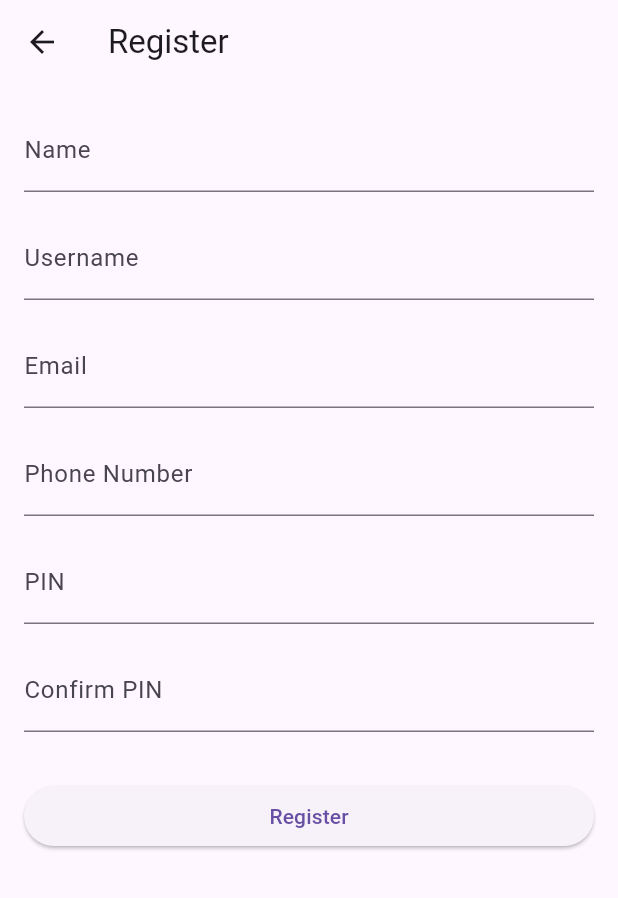
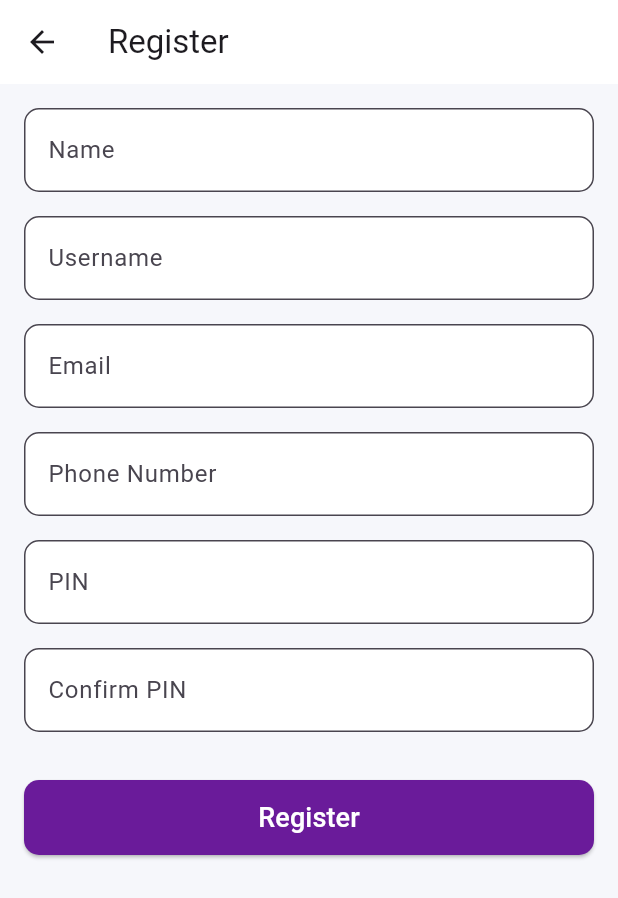
Before and after one commit to Aldiyunan07/wallet_apps, a Flutter app: the RegisterPage screen opened by its route, on a phone screen of 412 x 824 dp. Shown: the top 898 px of the screen. Run offline on Flutter 3.47's test engine with Material 3 defaults, Android fonts, the phone set to English and light mode, and no system bars; our stand-ins replace google_fonts, shared_preferences; accounts and stored records are empty.

Commit message:
Tampilan login dan register

```diff
--- a/lib/pages/auth/register.dart
+++ b/lib/pages/auth/register.dart
@@ -41,7 +41,8 @@ class _RegisterPageState extends State<RegisterPage> {
             'email': email,
             'phone_number': phoneNumber,
             'pin': pin,
-            'pin_confirmation': pinConfirmation, // Include pin_confirmation in the request
+            'pin_confirmation':
+                pinConfirmation, // Include pin_confirmation in the request
           },
         );
 
@@ -111,8 +112,10 @@ class _RegisterPageState extends State<RegisterPage> {
   @override
   Widget build(BuildContext context) {
     return Scaffold(
+      backgroundColor: Color(0xFFF6F7FB),
       appBar: AppBar(
         title: Text('Register'),
+        backgroundColor: Color.fromARGB(255, 255, 255, 255),
       ),
       body: Padding(
         padding: const EdgeInsets.all(16.0),
@@ -122,7 +125,14 @@ class _RegisterPageState extends State<RegisterPage> {
             children: <Widget>[
               TextFormField(
                 controller: _nameController,
-                decoration: InputDecoration(labelText: 'Name'),
+                decoration: InputDecoration(
+                  labelText: 'Name',
+                  border: OutlineInputBorder(
+                    borderRadius: BorderRadius.circular(10.0),
+                  ),
+                  filled: true,
+                  fillColor: Colors.white,
+                ),
                 validator: (value) {
                   if (value == null || value.isEmpty) {
                     return 'Please enter your name';
@@ -133,7 +143,14 @@ class _RegisterPageState extends State<RegisterPage> {
               SizedBox(height: 16.0),
               TextFormField(
                 controller: _usernameController,
-                decoration: InputDecoration(labelText: 'Username'),
+                decoration: InputDecoration(
+                  labelText: 'Username',
+                  border: OutlineInputBorder(
+                    borderRadius: BorderRadius.circular(10.0),
+                  ),
+                  filled: true,
+                  fillColor: Colors.white,
+                ),
                 validator: (value) {
                   if (value == null || value.isEmpty) {
                     return 'Please enter your username';
@@ -144,7 +161,14 @@ class _RegisterPageState extends State<RegisterPage> {
               SizedBox(height: 16.0),
               TextFormField(
                 controller: _emailController,
-                decoration: InputDecoration(labelText: 'Email'),
+                decoration: InputDecoration(
+                  labelText: 'Email',
+                  border: OutlineInputBorder(
+                    borderRadius: BorderRadius.circular(10.0),
+                  ),
+                  filled: true,
+                  fillColor: Colors.white,
+                ),
                 keyboardType: TextInputType.emailAddress,
                 validator: (value) {
                   if (value == null || value.isEmpty) {
@@ -159,7 +183,14 @@ class _RegisterPageState extends State<RegisterPage> {
               SizedBox(height: 16.0),
               TextFormField(
                 controller: _phoneController,
-                decoration: InputDecoration(labelText: 'Phone Number'),
+                decoration: InputDecoration(
+                  labelText: 'Phone Number',
+                  border: OutlineInputBorder(
+                    borderRadius: BorderRadius.circular(10.0),
+                  ),
+                  filled: true,
+                  fillColor: Colors.white,
+                ),
                 keyboardType: TextInputType.phone,
                 inputFormatters: [FilteringTextInputFormatter.digitsOnly],
                 validator: (value) {
@@ -175,7 +206,14 @@ class _RegisterPageState extends State<RegisterPage> {
               SizedBox(height: 16.0),
               TextFormField(
                 controller: _pinController,
-                decoration: InputDecoration(labelText: 'PIN'),
+                decoration: InputDecoration(
+                  labelText: 'PIN',
+                  border: OutlineInputBorder(
+                    borderRadius: BorderRadius.circular(10.0),
+                  ),
+                  filled: true,
+                  fillColor: Colors.white,
+                ),
                 obscureText: true,
                 keyboardType: TextInputType.number,
                 inputFormatters: [FilteringTextInputFormatter.digitsOnly],
@@ -192,7 +230,14 @@ class _RegisterPageState extends State<RegisterPage> {
               SizedBox(height: 16.0),
               TextFormField(
                 controller: _pinConfirmationController,
-                decoration: InputDecoration(labelText: 'Confirm PIN'),
+                decoration: InputDecoration(
+                  labelText: 'Confirm PIN',
+                  border: OutlineInputBorder(
+                    borderRadius: BorderRadius.circular(10.0),
+                  ),
+                  filled: true,
+                  fillColor: Colors.white,
+                ),
                 obscureText: true,
                 keyboardType: TextInputType.number,
                 inputFormatters: [FilteringTextInputFormatter.digitsOnly],
@@ -207,9 +252,24 @@ class _RegisterPageState extends State<RegisterPage> {
                 },
               ),
               SizedBox(height: 32.0),
-              ElevatedButton(
-                onPressed: _register,
-                child: Text('Register'),
+              SizedBox(
+                height: 50.0,
+                child: ElevatedButton(
+                  onPressed: _register,
+                  style: ElevatedButton.styleFrom(
+                    backgroundColor: Color(0xFF6A1B9A),
+                    shape: RoundedRectangleBorder(
+                      borderRadius: BorderRadius.circular(10.0),
+                    ),
+                  ),
+                  child: Text(
+                    'Register',
+                    style: TextStyle(
+                      fontSize: 18.0,
+                      color: Colors.white,
+                    ),
+                  ),
+                ),
               ),
             ],
           ),
--- a/pubspec.yaml
+++ b/pubspec.yaml
@@ -34,6 +34,8 @@ analyzer:
 
 flutter:
   uses-material-design: true
+  assets:
+    - assets_img\images.png
   #   - images/a_dot_burr.jpeg
   #   - images/a_dot_ham.jpeg
   # fonts:
```
Also changed, not shown: lib/pages/auth/login.dart (+57 -7 lines), assets_img/Login_image.png (added), assets_img/images.png (added), pubspec.lock.
